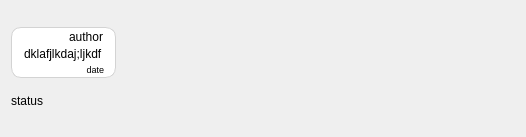
This is Lab 10/Solutions/client/gui/message_widget.ui in pwr-kstasinski/Z03-24g as Qt 5 draws it before an edit. The edited form follows.
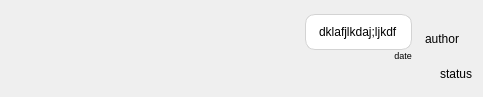
This is the edited form.

Commit message: layout updates, icons added, websocket memberships handling

```diff
--- a/Lab 10/Solutions/client/gui/message_widget.ui
+++ b/Lab 10/Solutions/client/gui/message_widget.ui
@@ -6,8 +6,8 @@
    <rect>
     <x>0</x>
     <y>0</y>
-    <width>526</width>
-    <height>137</height>
+    <width>483</width>
+    <height>97</height>
    </rect>
   </property>
   <property name="sizePolicy">
@@ -16,6 +16,12 @@
     <verstretch>0</verstretch>
    </sizepolicy>
   </property>
+  <property name="minimumSize">
+   <size>
+    <width>60</width>
+    <height>0</height>
+   </size>
+  </property>
   <property name="windowTitle">
    <string>Form</string>
   </property>
@@ -30,17 +36,17 @@
     <number>0</number>
    </property>
    <item>
-    <widget class="QWidget" name="widget" native="true">
+    <widget class="QWidget" name="message_inner_widget" native="true">
      <property name="sizePolicy">
-      <sizepolicy hsizetype="Maximum" vsizetype="Maximum">
+      <sizepolicy hsizetype="Maximum" vsizetype="Expanding">
        <horstretch>0</horstretch>
        <verstretch>0</verstretch>
       </sizepolicy>
      </property>
-     <property name="styleSheet">
-      <string notr="true">background: white; border-radius: 10px; border: 1px solid lightgray;</string>
+     <property name="layoutDirection">
+      <enum>Qt::RightToLeft</enum>
      </property>
-     <layout class="QVBoxLayout" name="verticalLayout_2">
+     <layout class="QVBoxLayout" name="verticalLayout_3">
       <property name="spacing">
        <number>0</number>
       </property>
@@ -55,20 +61,70 @@
       </property>
       <property name="bottomMargin">
        <number>0</number>
+      </property>
+      <item>
+       <layout class="QHBoxLayout" name="horizontalLayout_2">
+        <property name="spacing">
+         <number>0</number>
+        </property>
+        <property name="sizeConstraint">
+         <enum>QLayout::SetDefaultConstraint</enum>
       </property>
       <item>
        <widget class="QLabel" name="author_label">
+          <property name="sizePolicy">
+           <sizepolicy hsizetype="Maximum" vsizetype="Maximum">
+            <horstretch>0</horstretch>
+            <verstretch>0</verstretch>
+           </sizepolicy>
+          </property>
+          <property name="minimumSize">
+           <size>
+            <width>60</width>
+            <height>0</height>
+           </size>
+          </property>
+          <property name="layoutDirection">
+           <enum>Qt::LeftToRight</enum>
+          </property>
         <property name="styleSheet">
-         <string notr="true">background: none; border: none; padding: 3 10 0 0;</string>
+           <string notr="true"/>
         </property>
         <property name="text">
          <string>author</string>
         </property>
         <property name="alignment">
-         <set>Qt::AlignRight|Qt::AlignTrailing|Qt::AlignVCenter</set>
+           <set>Qt::AlignCenter</set>
         </property>
        </widget>
       </item>
+        <item>
+         <widget class="QWidget" name="widget" native="true">
+          <property name="sizePolicy">
+           <sizepolicy hsizetype="Maximum" vsizetype="Maximum">
+            <horstretch>0</horstretch>
+            <verstretch>0</verstretch>
+           </sizepolicy>
+          </property>
+          <property name="styleSheet">
+           <string notr="true">margin: 0;</string>
+          </property>
+          <layout class="QVBoxLayout" name="verticalLayout_2">
+           <property name="spacing">
+            <number>0</number>
+           </property>
+           <property name="leftMargin">
+            <number>0</number>
+           </property>
+           <property name="topMargin">
+            <number>0</number>
+           </property>
+           <property name="rightMargin">
+            <number>0</number>
+           </property>
+           <property name="bottomMargin">
+            <number>0</number>
+           </property>
       <item>
        <widget class="QLabel" name="message_label">
         <property name="sizePolicy">
@@ -77,8 +133,13 @@
           <verstretch>0</verstretch>
          </sizepolicy>
         </property>
+             <property name="font">
+              <font>
+               <pointsize>9</pointsize>
+              </font>
+             </property>
         <property name="styleSheet">
-         <string notr="true">background: none; border: none; margin: 3 10;</string>
+              <string notr="true">background: white; border-radius: 10px; border: 1px solid lightgray; padding: 10px;</string>
         </property>
         <property name="text">
          <string>dklafjlkdaj;ljkdf</string>
@@ -91,7 +152,7 @@
       <item>
        <widget class="QLabel" name="send_date_label">
         <property name="sizePolicy">
-         <sizepolicy hsizetype="Expanding" vsizetype="Maximum">
+              <sizepolicy hsizetype="Maximum" vsizetype="Maximum">
           <horstretch>0</horstretch>
           <verstretch>0</verstretch>
          </sizepolicy>
@@ -108,12 +169,14 @@
          <string>date</string>
         </property>
         <property name="alignment">
-         <set>Qt::AlignRight|Qt::AlignTrailing|Qt::AlignVCenter</set>
+              <set>Qt::AlignCenter</set>
         </property>
        </widget>
       </item>
      </layout>
     </widget>
+        </item>
+       </layout>
    </item>
    <item>
     <widget class="QLabel" name="status_label">
@@ -141,6 +204,9 @@
      <property name="wordWrap">
       <bool>false</bool>
      </property>
+       </widget>
+      </item>
+     </layout>
     </widget>
    </item>
   </layout>
```
Lines whose indentation alone changed are shown as unchanged. The commit also changes 34 other files.
